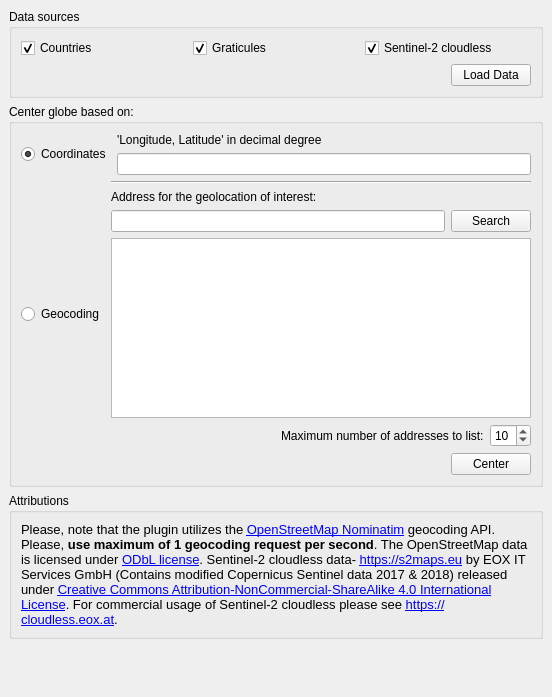
GispoCoding/GlobeBuilder, file globe_builder_dockwidget_base.ui: the form before one commit.
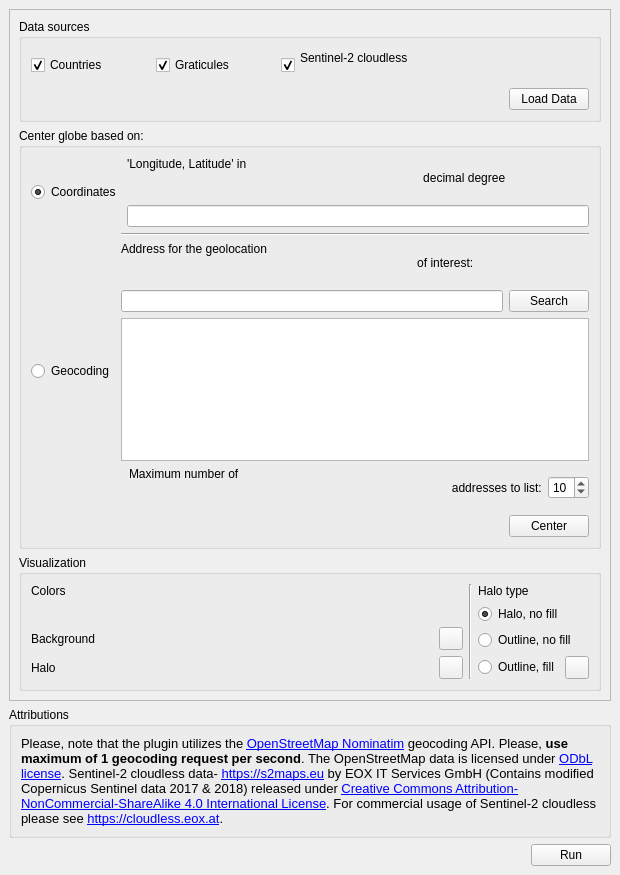
The form after the commit. Icons and pictures are not drawn. Custom widgets are drawn as their Qt base class.

Commit message: Fixes #3: Add visualization options and refactor geocoding to own class

The edit to the form file:
```diff
--- a/globe_builder_dockwidget_base.ui
+++ b/globe_builder_dockwidget_base.ui
@@ -6,8 +6,8 @@
    <rect>
     <x>0</x>
     <y>0</y>
-    <width>552</width>
-    <height>697</height>
+       <width>620</width>
+       <height>875</height>
    </rect>
   </property>
   <property name="floating">
@@ -17,18 +17,35 @@
    <string>Globe Builder</string>
   </property>
   <widget class="QWidget" name="dockWidgetContents">
-   <layout class="QVBoxLayout" name="verticalLayout_9">
+         <layout class="QVBoxLayout" name="verticalLayout_4">
     <item>
-     <layout class="QVBoxLayout" name="verticalLayoutMain" stretch="0,0,0,0">
+                 <layout class="QVBoxLayout" name="verticalLayoutMain" stretch="0,0,0">
       <property name="sizeConstraint">
        <enum>QLayout::SetNoConstraint</enum>
       </property>
       <item>
-       <widget class="QGroupBox" name="groupBox_3">
+                         <widget class="QScrollArea" name="scrollArea">
+                             <property name="widgetResizable">
+                                 <bool>true</bool>
+                             </property>
+                             <widget class="QWidget" name="scrollAreaWidgetContents_2">
+                                 <property name="geometry">
+                                     <rect>
+                                         <x>0</x>
+                                         <y>-16</y>
+                                         <width>584</width>
+                                         <height>611</height>
+                                     </rect>
+                                 </property>
+                                 <layout class="QVBoxLayout" name="verticalLayout_10">
+                                     <item>
+                                         <layout class="QVBoxLayout" name="verticalLayout_9">
+                                             <item>
+                                                 <widget class="QgsCollapsibleGroupBox" name="mGroupBox">
         <property name="title">
          <string>Data sources</string>
         </property>
-        <layout class="QHBoxLayout" name="horizontalLayout_6">
+                                                     <layout class="QVBoxLayout" name="verticalLayout_11">
          <item>
           <layout class="QVBoxLayout" name="verticalLayout_6">
            <item>
@@ -56,7 +73,8 @@
              <item>
               <widget class="QCheckBox" name="checkBoxS2cloudless">
                <property name="text">
-                <string>Sentinel-2 cloudless</string>
+                                                                                     <string>Sentinel-2 cloudless
+                                                                                     </string>
                </property>
                <property name="checked">
                 <bool>true</bool>
@@ -94,12 +112,23 @@
         </layout>
        </widget>
       </item>
+                                         </layout>
+                                     </item>
       <item>
-       <widget class="QGroupBox" name="groupBox_5">
+                                         <widget class="QgsCollapsibleGroupBox" name="mGroupBox_2">
+                                             <property name="enabled">
+                                                 <bool>true</bool>
+                                             </property>
         <property name="title">
          <string>Center globe based on:</string>
         </property>
-        <layout class="QVBoxLayout" name="verticalLayout_3">
+                                             <property name="flat">
+                                                 <bool>false</bool>
+                                             </property>
+                                             <property name="collapsed">
+                                                 <bool>false</bool>
+                                             </property>
+                                             <layout class="QVBoxLayout" name="verticalLayout_12">
          <item>
           <layout class="QVBoxLayout" name="verticalLayout_5">
            <item>
@@ -119,7 +148,9 @@
                <item>
                 <widget class="QLabel" name="label_2">
                  <property name="text">
-                  <string>'Longitude, Latitude' in decimal degree</string>
+                                                                                     <string>'Longitude, Latitude' in
+                                                                                         decimal degree
+                                                                                     </string>
                  </property>
                 </widget>
                </item>
@@ -151,7 +182,9 @@
                <item>
                 <widget class="QLabel" name="label_3">
                  <property name="text">
-                  <string>Address for the geolocation of interest:</string>
+                                                                                     <string>Address for the geolocation
+                                                                                         of interest:
+                                                                                     </string>
                  </property>
                 </widget>
                </item>
@@ -196,7 +229,9 @@
                     </sizepolicy>
                    </property>
                    <property name="text">
-                    <string>Maximum number of addresses to list:</string>
+                                                                                             <string>Maximum number of
+                                                                                                 addresses to list:
+                                                                                             </string>
                    </property>
                   </widget>
                  </item>
@@ -261,6 +296,190 @@
        </widget>
       </item>
       <item>
+                                         <widget class="QgsCollapsibleGroupBox" name="mGroupBox_3">
+                                             <property name="title">
+                                                 <string>Visualization</string>
+                                             </property>
+                                             <property name="collapsed">
+                                                 <bool>false</bool>
+                                             </property>
+                                             <layout class="QVBoxLayout" name="verticalLayout_13">
+                                                 <item>
+                                                     <layout class="QHBoxLayout" name="horizontalLayout_11">
+                                                         <item>
+                                                             <layout class="QVBoxLayout" name="verticalLayout_14">
+                                                                 <item>
+                                                                     <widget class="QLabel" name="label_8">
+                                                                         <property name="text">
+                                                                             <string>Colors</string>
+                                                                         </property>
+                                                                     </widget>
+                                                                 </item>
+                                                                 <item>
+                                                                     <spacer name="verticalSpacer_2">
+                                                                         <property name="orientation">
+                                                                             <enum>Qt::Vertical</enum>
+                                                                         </property>
+                                                                         <property name="sizeHint" stdset="0">
+                                                                             <size>
+                                                                                 <width>20</width>
+                                                                                 <height>40</height>
+                                                                             </size>
+                                                                         </property>
+                                                                     </spacer>
+                                                                 </item>
+                                                                 <item>
+                                                                     <layout class="QHBoxLayout"
+                                                                             name="horizontalLayout_6">
+                                                                         <item>
+                                                                             <layout class="QVBoxLayout"
+                                                                                     name="verticalLayout_15">
+                                                                                 <item>
+                                                                                     <widget class="QLabel"
+                                                                                             name="label_6">
+                                                                                         <property name="text">
+                                                                                             <string>Background</string>
+                                                                                         </property>
+                                                                                     </widget>
+                                                                                 </item>
+                                                                                 <item>
+                                                                                     <widget class="QLabel"
+                                                                                             name="label_11">
+                                                                                         <property name="text">
+                                                                                             <string>Halo</string>
+                                                                                         </property>
+                                                                                     </widget>
+                                                                                 </item>
+                                                                             </layout>
+                                                                         </item>
+                                                                         <item>
+                                                                             <spacer name="horizontalSpacer_5">
+                                                                                 <property name="orientation">
+                                                                                     <enum>Qt::Horizontal</enum>
+                                                                                 </property>
+                                                                                 <property name="sizeHint" stdset="0">
+                                                                                     <size>
+                                                                                         <width>40</width>
+                                                                                         <height>20</height>
+                                                                                     </size>
+                                                                                 </property>
+                                                                             </spacer>
+                                                                         </item>
+                                                                         <item>
+                                                                             <layout class="QVBoxLayout"
+                                                                                     name="verticalLayout_16">
+                                                                                 <item>
+                                                                                     <widget class="QgsColorButton"
+                                                                                             name="mColorButtonBackground">
+                                                                                         <property name="allowOpacity">
+                                                                                             <bool>true</bool>
+                                                                                         </property>
+                                                                                     </widget>
+                                                                                 </item>
+                                                                                 <item>
+                                                                                     <widget class="QgsColorButton"
+                                                                                             name="mColorButtonHalo">
+                                                                                         <property name="allowOpacity">
+                                                                                             <bool>true</bool>
+                                                                                         </property>
+                                                                                     </widget>
+                                                                                 </item>
+                                                                             </layout>
+                                                                         </item>
+                                                                     </layout>
+                                                                 </item>
+                                                             </layout>
+                                                         </item>
+                                                         <item>
+                                                             <widget class="Line" name="line_2">
+                                                                 <property name="orientation">
+                                                                     <enum>Qt::Vertical</enum>
+                                                                 </property>
+                                                             </widget>
+                                                         </item>
+                                                         <item>
+                                                             <layout class="QVBoxLayout" name="verticalLayout_3">
+                                                                 <item>
+                                                                     <widget class="QLabel" name="label_10">
+                                                                         <property name="text">
+                                                                             <string>Halo type</string>
+                                                                         </property>
+                                                                     </widget>
+                                                                 </item>
+                                                                 <item>
+                                                                     <spacer name="verticalSpacer">
+                                                                         <property name="orientation">
+                                                                             <enum>Qt::Vertical</enum>
+                                                                         </property>
+                                                                         <property name="sizeHint" stdset="0">
+                                                                             <size>
+                                                                                 <width>20</width>
+                                                                                 <height>40</height>
+                                                                             </size>
+                                                                         </property>
+                                                                     </spacer>
+                                                                 </item>
+                                                                 <item>
+                                                                     <widget class="QRadioButton"
+                                                                             name="radioButtonHHalo">
+                                                                         <property name="text">
+                                                                             <string>Halo, no fill</string>
+                                                                         </property>
+                                                                         <property name="checked">
+                                                                             <bool>true</bool>
+                                                                         </property>
+                                                                     </widget>
+                                                                 </item>
+                                                                 <item>
+                                                                     <widget class="QRadioButton"
+                                                                             name="radioButtonHOutline">
+                                                                         <property name="text">
+                                                                             <string>Outline, no fill</string>
+                                                                         </property>
+                                                                     </widget>
+                                                                 </item>
+                                                                 <item>
+                                                                     <layout class="QHBoxLayout"
+                                                                             name="horizontalLayout_10">
+                                                                         <item>
+                                                                             <widget class="QRadioButton"
+                                                                                     name="radioButtonHFill">
+                                                                                 <property name="text">
+                                                                                     <string>Outline, fill</string>
+                                                                                 </property>
+                                                                             </widget>
+                                                                         </item>
+                                                                         <item>
+                                                                             <widget class="QgsColorButton"
+                                                                                     name="mColorButtonHFill"/>
+                                                                         </item>
+                                                                     </layout>
+                                                                 </item>
+                                                             </layout>
+                                                         </item>
+                                                     </layout>
+                                                 </item>
+                                             </layout>
+                                         </widget>
+                                     </item>
+                                     <item>
+                                         <spacer name="verticalSpacer_3">
+                                             <property name="orientation">
+                                                 <enum>Qt::Vertical</enum>
+                                             </property>
+                                             <property name="sizeHint" stdset="0">
+                                                 <size>
+                                                     <width>20</width>
+                                                     <height>40</height>
+                                                 </size>
+                                             </property>
+                                         </spacer>
+                                     </item>
+                                 </layout>
+                             </widget>
+                         </widget>
+                     </item>
+                     <item>
        <widget class="QGroupBox" name="groupBox_6">
         <property name="title">
          <string>Attributions</string>
@@ -269,22 +488,28 @@
          <item>
           <widget class="QLabel" name="label_5">
            <property name="text">
-            <string>&lt;html&gt;&lt;head/&gt;&lt;body&gt;&lt;p&gt;&lt;span style=&quot; font-size:10pt;&quot;&gt;Please,
-             note that the plugin utilizes the &lt;/span&gt;&lt;a href=&quot;https://wiki.openstreetmap.org/wiki/Nominatim&quot;&gt;&lt;span
-             style=&quot; font-size:10pt; text-decoration: underline; color:#0000ff;&quot;&gt;OpenStreetMap Nominatim&lt;/span&gt;&lt;/a&gt;&lt;span
-             style=&quot; font-size:10pt;&quot;&gt; geocoding API. Please, &lt;/span&gt;&lt;span style=&quot;
-             font-size:10pt; font-weight:600;&quot;&gt;use maximum of 1 geocoding request per second&lt;/span&gt;&lt;span
-             style=&quot; font-size:10pt;&quot;&gt;. The OpenStreetMap data is licensed under &lt;/span&gt;&lt;a href=&quot;https://opendatacommons.org/licenses/odbl/&quot;&gt;&lt;span
-             style=&quot; font-size:10pt; text-decoration: underline; color:#0000ff;&quot;&gt;ODbL license&lt;/span&gt;&lt;/a&gt;&lt;span
-             style=&quot; font-size:10pt;&quot;&gt;. Sentinel-2 cloudless data- &lt;/span&gt;&lt;a href=&quot;https://s2maps.eu/&quot;&gt;&lt;span
-             style=&quot; font-size:10pt; text-decoration: underline; color:#0000ff;&quot;&gt;https://s2maps.eu&lt;/span&gt;&lt;/a&gt;&lt;span
-             style=&quot; font-size:10pt;&quot;&gt; by EOX IT Services GmbH (Contains modified Copernicus Sentinel data
-             2017 &amp;amp; 2018) released under &lt;/span&gt;&lt;a href=&quot;https://creativecommons.org/licenses/by-nc-sa/4.0/&quot;&gt;&lt;span
-             style=&quot; font-size:10pt; text-decoration: underline; color:#0000ff;&quot;&gt;Creative Commons
-             Attribution-NonCommercial-ShareAlike 4.0 International License&lt;/span&gt;&lt;/a&gt;&lt;span style=&quot;
-             font-size:10pt;&quot;&gt;. For commercial usage of Sentinel-2 cloudless please see &lt;/span&gt;&lt;a href=&quot;https://cloudless.eox.at&quot;&gt;&lt;span
-             style=&quot; font-size:10pt; text-decoration: underline; color:#0000ff;&quot;&gt;https://cloudless.eox.at&lt;/span&gt;&lt;/a&gt;&lt;span
-             style=&quot; font-size:10pt;&quot;&gt;.&lt;/span&gt;&lt;/p&gt;&lt;/body&gt;&lt;/html&gt;
+                                             <string>&lt;html&gt;&lt;head/&gt;&lt;body&gt;&lt;p&gt;&lt;span style=&quot;
+                                                 font-size:10pt;&quot;&gt;Please, note that the plugin utilizes the &lt;/span&gt;&lt;a
+                                                 href=&quot;https://wiki.openstreetmap.org/wiki/Nominatim&quot;&gt;&lt;span
+                                                 style=&quot; font-size:10pt; text-decoration: underline; color:#0000ff;&quot;&gt;OpenStreetMap
+                                                 Nominatim&lt;/span&gt;&lt;/a&gt;&lt;span style=&quot; font-size:10pt;&quot;&gt;
+                                                 geocoding API. Please, &lt;/span&gt;&lt;span style=&quot;
+                                                 font-size:10pt; font-weight:600;&quot;&gt;use maximum of 1 geocoding
+                                                 request per second&lt;/span&gt;&lt;span style=&quot; font-size:10pt;&quot;&gt;.
+                                                 The OpenStreetMap data is licensed under &lt;/span&gt;&lt;a href=&quot;https://opendatacommons.org/licenses/odbl/&quot;&gt;&lt;span
+                                                 style=&quot; font-size:10pt; text-decoration: underline; color:#0000ff;&quot;&gt;ODbL
+                                                 license&lt;/span&gt;&lt;/a&gt;&lt;span style=&quot; font-size:10pt;&quot;&gt;.
+                                                 Sentinel-2 cloudless data- &lt;/span&gt;&lt;a href=&quot;https://s2maps.eu/&quot;&gt;&lt;span
+                                                 style=&quot; font-size:10pt; text-decoration: underline; color:#0000ff;&quot;&gt;https://s2maps.eu&lt;/span&gt;&lt;/a&gt;&lt;span
+                                                 style=&quot; font-size:10pt;&quot;&gt; by EOX IT Services GmbH
+                                                 (Contains modified Copernicus Sentinel data 2017 &amp;amp; 2018)
+                                                 released under &lt;/span&gt;&lt;a href=&quot;https://creativecommons.org/licenses/by-nc-sa/4.0/&quot;&gt;&lt;span
+                                                 style=&quot; font-size:10pt; text-decoration: underline; color:#0000ff;&quot;&gt;Creative
+                                                 Commons Attribution-NonCommercial-ShareAlike 4.0 International License&lt;/span&gt;&lt;/a&gt;&lt;span
+                                                 style=&quot; font-size:10pt;&quot;&gt;. For commercial usage of
+                                                 Sentinel-2 cloudless please see &lt;/span&gt;&lt;a href=&quot;https://cloudless.eox.at&quot;&gt;&lt;span
+                                                 style=&quot; font-size:10pt; text-decoration: underline; color:#0000ff;&quot;&gt;https://cloudless.eox.at&lt;/span&gt;&lt;/a&gt;&lt;span
+                                                 style=&quot; font-size:10pt;&quot;&gt;.&lt;/span&gt;&lt;/p&gt;&lt;/body&gt;&lt;/html&gt;
             </string>
            </property>
            <property name="wordWrap">
@@ -299,19 +524,6 @@
        <layout class="QHBoxLayout" name="horizontalLayout_3">
         <item>
          <layout class="QVBoxLayout" name="verticalLayout_7">
-          <item>
-           <spacer name="verticalSpacer_2">
-            <property name="orientation">
-             <enum>Qt::Vertical</enum>
-            </property>
-            <property name="sizeHint" stdset="0">
-             <size>
-              <width>20</width>
-              <height>40</height>
-             </size>
-            </property>
-           </spacer>
-          </item>
           <item>
            <widget class="QLabel" name="label">
             <property name="text">
@@ -335,29 +547,32 @@
          </spacer>
         </item>
         <item>
-         <layout class="QVBoxLayout" name="verticalLayout_4">
-          <item>
-           <spacer name="verticalSpacer">
-            <property name="orientation">
-             <enum>Qt::Vertical</enum>
-            </property>
-            <property name="sizeHint" stdset="0">
-             <size>
-              <width>20</width>
-              <height>40</height>
-             </size>
-            </property>
-           </spacer>
+                                 <widget class="QPushButton" name="pushButtonRun">
+                                     <property name="text">
+                                         <string>Run</string>
+                                     </property>
+                                 </widget>
           </item>
          </layout>
         </item>
        </layout>
       </item>
      </layout>
-    </item>
-   </layout>
   </widget>
  </widget>
+    <customwidgets>
+        <customwidget>
+            <class>QgsCollapsibleGroupBox</class>
+            <extends>QGroupBox</extends>
+            <header>qgscollapsiblegroupbox.h</header>
+            <container>1</container>
+        </customwidget>
+        <customwidget>
+            <class>QgsColorButton</class>
+            <extends>QToolButton</extends>
+            <header>qgscolorbutton.h</header>
+        </customwidget>
+    </customwidgets>
  <resources>
   <include location="resources.qrc"/>
  </resources>
```
Left out of the diff: 80 changed lines with no effect on the pictures. Lines whose indentation alone changed are shown as unchanged. The commit also changes 8 other files.
